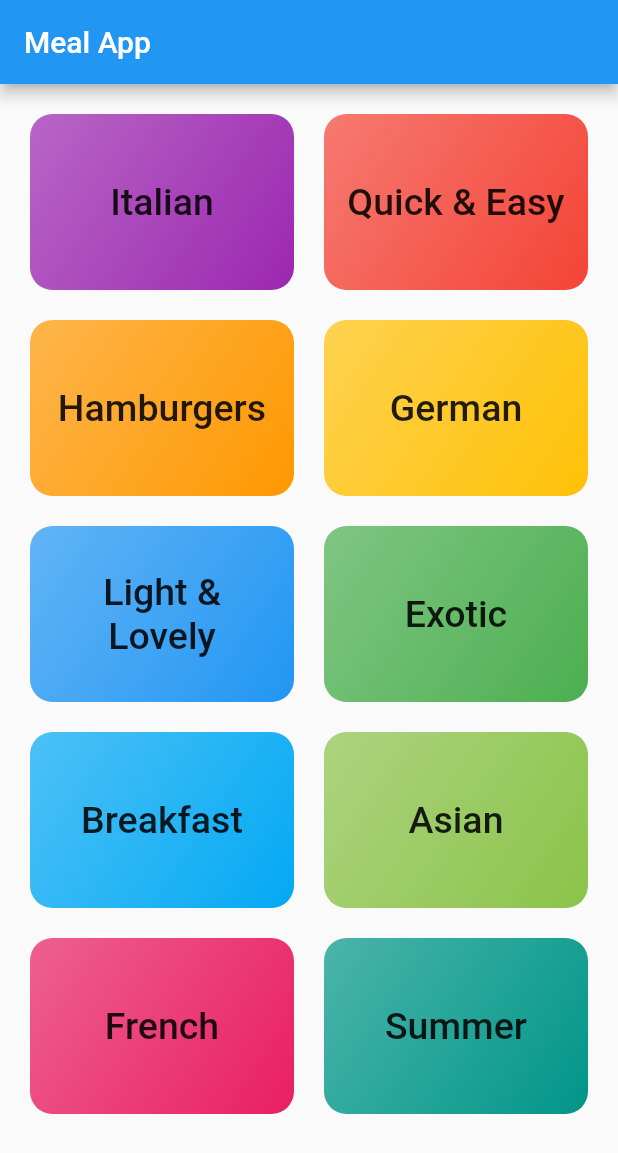
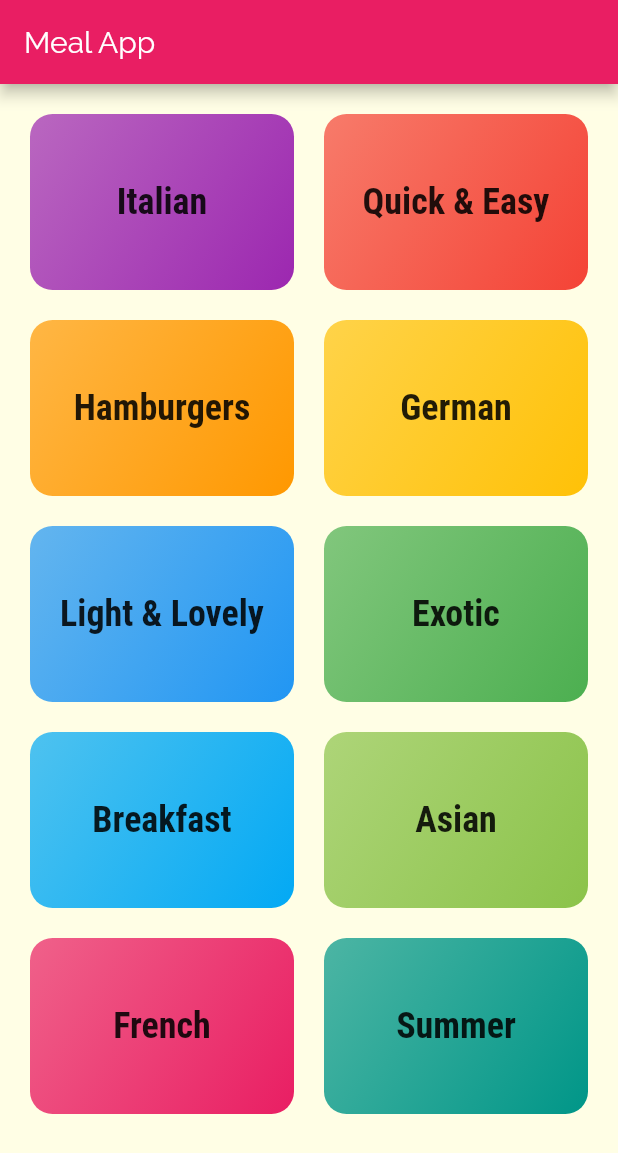
Before and after one commit to MahmoudElsayed-eg/flutter_meal_app, a Flutter app: the screen it shows after launch, on a phone screen of 412 x 824 dp. Shown: the top 1153 px of the screen. Run offline on Flutter 3.47's test engine with Material 2 defaults, Android fonts, the phone set to English and light mode, and no system bars.

Commit message:
added fonts and theming

```diff
--- a/lib/category_item.dart
+++ b/lib/category_item.dart
@@ -18,7 +18,12 @@ class CategoryItem extends StatelessWidget {
               begin: Alignment.topLeft,
               end: Alignment.bottomRight),
           borderRadius: BorderRadius.circular(15)),
-      child: Center(child: Text(title,style: TextStyle(fontWeight: FontWeight.w500,fontSize: 25,),textAlign: TextAlign.center,)),
+      child: Center(
+          child: Text(
+        title,
+        style: Theme.of(context).textTheme.headline6,
+        textAlign: TextAlign.center,
+      )),
     );
   }
 }
--- a/lib/main.dart
+++ b/lib/main.dart
@@ -11,7 +11,14 @@ class MyApp extends StatelessWidget {
     return MaterialApp(
       title: 'Flutter Demo',
       theme: ThemeData(
-        primarySwatch: Colors.blue,
+        primarySwatch: Colors.pink,
+        canvasColor: Color.fromRGBO(255, 254, 229, 1),
+        fontFamily: "Raleway",
+        textTheme: ThemeData.light().textTheme.copyWith(
+            bodyText2: TextStyle(color: Color.fromRGBO(20, 51, 51, 1)),
+            bodyText1: TextStyle(color: Color.fromRGBO(20, 51, 51, 1)),
+            headline6: TextStyle(fontSize: 24, fontFamily: "Roboto",fontWeight: FontWeight.bold)),
+        accentColor: Colors.amber,
       ),
       home: CategoriesScreen(),
     );
```
Also changed, not shown: pubspec.yaml (+17 -6 lines), assets/fonts/Raleway-Black.ttf (added), assets/fonts/Raleway-Bold.ttf (added), assets/fonts/Raleway-Regular.ttf (added), assets/fonts/RobotoCondensed-Bold.ttf (added), assets/fonts/RobotoCondensed-Italic.ttf (added), assets/fonts/RobotoCondensed-Light.ttf (added), assets/fonts/RobotoCondensed-Regular.ttf (added).
